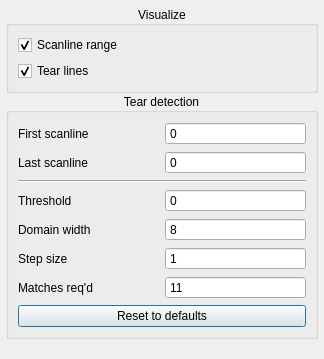
First picture: the form in src/display/qt/dialogs/ui/anti_tear_dialog.ui, repository mrehkopf/vcs, before the edit.
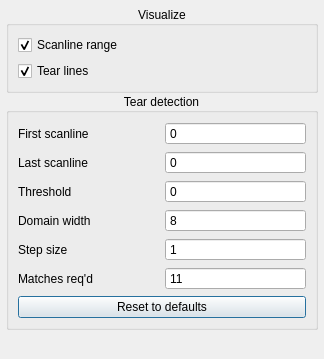
Second picture: the form after the edit.

```diff
--- a/src/display/qt/dialogs/ui/anti_tear_dialog.ui
+++ b/src/display/qt/dialogs/ui/anti_tear_dialog.ui
@@ -94,7 +94,7 @@
       <property name="rightMargin">
        <number>9</number>
       </property>
-      <item row="4" column="0">
+      <item row="3" column="0">
        <widget class="QLabel" name="label_4">
         <property name="text">
          <string>Domain width</string>
@@ -121,7 +121,7 @@
         </property>
        </widget>
       </item>
-      <item row="6" column="0">
+      <item row="5" column="0">
        <widget class="QLabel" name="label_6">
         <property name="text">
          <string>Matches req'd</string>
@@ -141,7 +141,7 @@
         </property>
        </widget>
       </item>
-      <item row="6" column="1">
+      <item row="5" column="1">
        <widget class="QSpinBox" name="spinBox_matchesReqd">
         <property name="buttonSymbols">
          <enum>QAbstractSpinBox::NoButtons</enum>
@@ -157,14 +157,14 @@
         </property>
        </widget>
       </item>
-      <item row="3" column="0">
+      <item row="2" column="0">
        <widget class="QLabel" name="label_3">
         <property name="text">
          <string>Threshold</string>
         </property>
        </widget>
       </item>
-      <item row="5" column="1">
+      <item row="4" column="1">
        <widget class="QSpinBox" name="spinBox_stepSize">
         <property name="buttonSymbols">
          <enum>QAbstractSpinBox::NoButtons</enum>
@@ -177,14 +177,14 @@
         </property>
        </widget>
       </item>
-      <item row="7" column="0" colspan="2">
+      <item row="6" column="0" colspan="2">
        <widget class="QPushButton" name="pushButton_resetDefaults">
         <property name="text">
          <string>Reset to defaults</string>
         </property>
        </widget>
       </item>
-      <item row="3" column="1">
+      <item row="2" column="1">
        <widget class="QSpinBox" name="spinBox_threshold">
         <property name="buttonSymbols">
          <enum>QAbstractSpinBox::NoButtons</enum>
@@ -207,7 +207,7 @@
         </property>
        </widget>
       </item>
-      <item row="4" column="1">
+      <item row="3" column="1">
        <widget class="QSpinBox" name="spinBox_domainSize">
         <property name="buttonSymbols">
          <enum>QAbstractSpinBox::NoButtons</enum>
@@ -220,20 +220,13 @@
         </property>
        </widget>
       </item>
-      <item row="5" column="0">
+      <item row="4" column="0">
        <widget class="QLabel" name="label_7">
         <property name="text">
          <string>Step size</string>
         </property>
        </widget>
       </item>
-      <item row="2" column="0" colspan="2">
-       <widget class="Line" name="line">
-        <property name="orientation">
-         <enum>Qt::Horizontal</enum>
-        </property>
-       </widget>
-      </item>
      </layout>
     </widget>
    </item>
```
